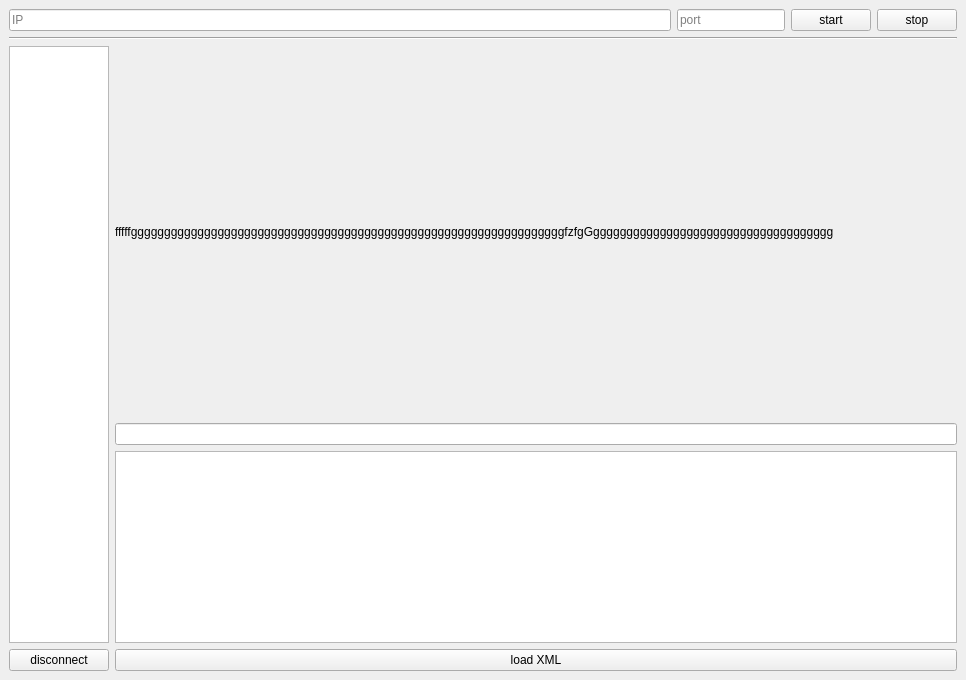
Qt form Server/mainwindow.ui (peon12345/ClientServerXML) before a commit.
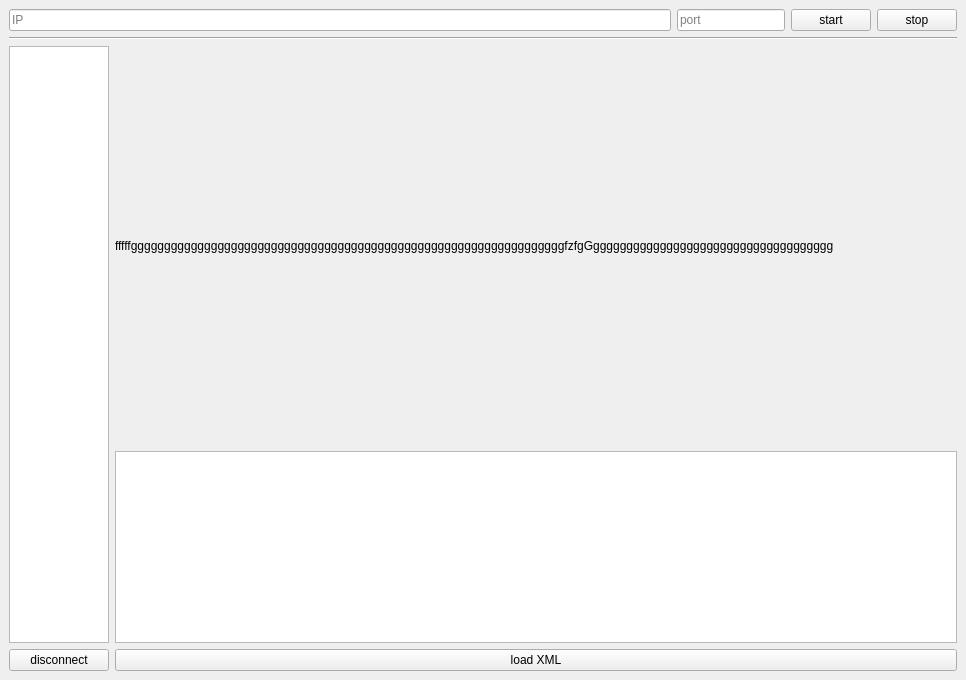
The same form after that commit.

```diff
--- a/Server/mainwindow.ui
+++ b/Server/mainwindow.ui
@@ -126,9 +126,6 @@
           </property>
          </widget>
         </item>
-        <item>
-         <widget class="QLineEdit" name="lineEdit"/>
-        </item>
         <item>
          <widget class="QTextEdit" name="textEdit">
           <property name="sizePolicy">
```
